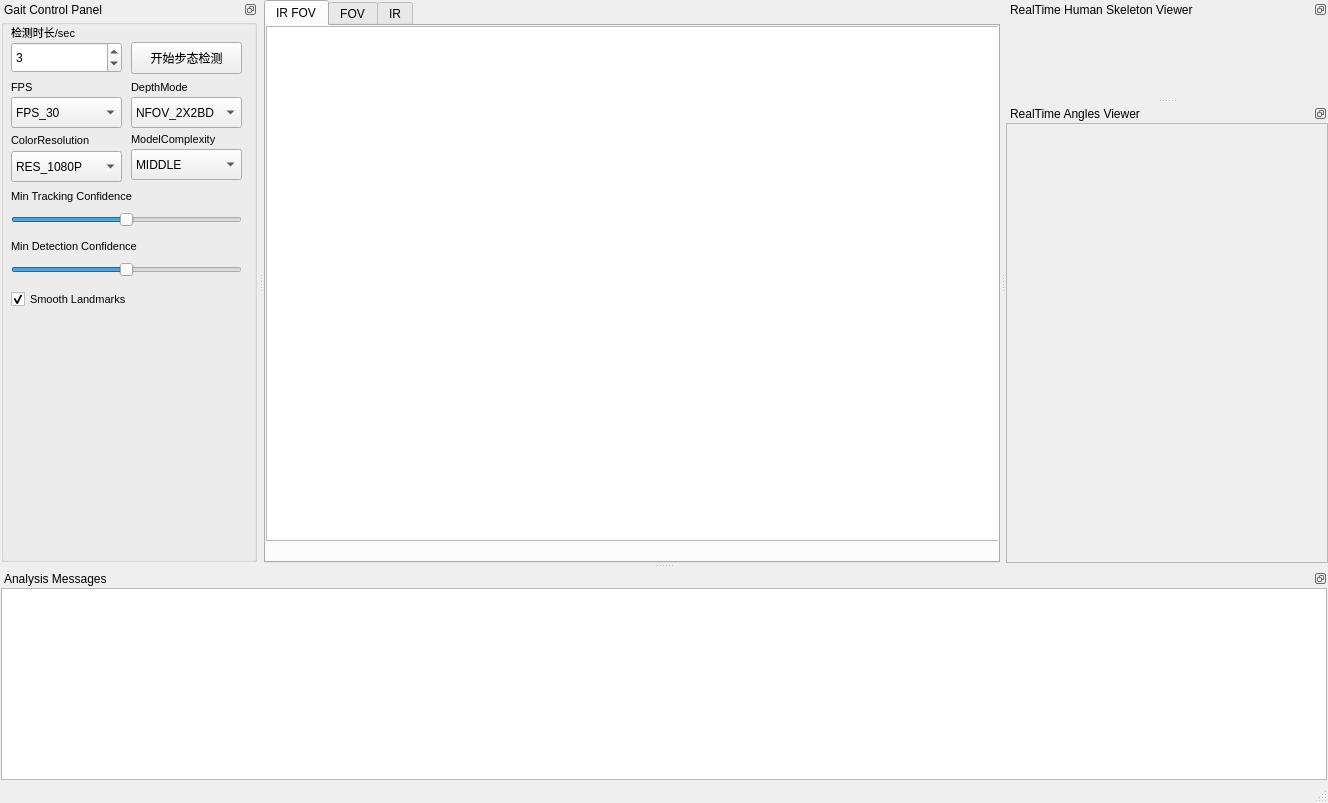
First picture: the form in MainWindow.ui, repository spianmo/GaitStudio, before the edit.
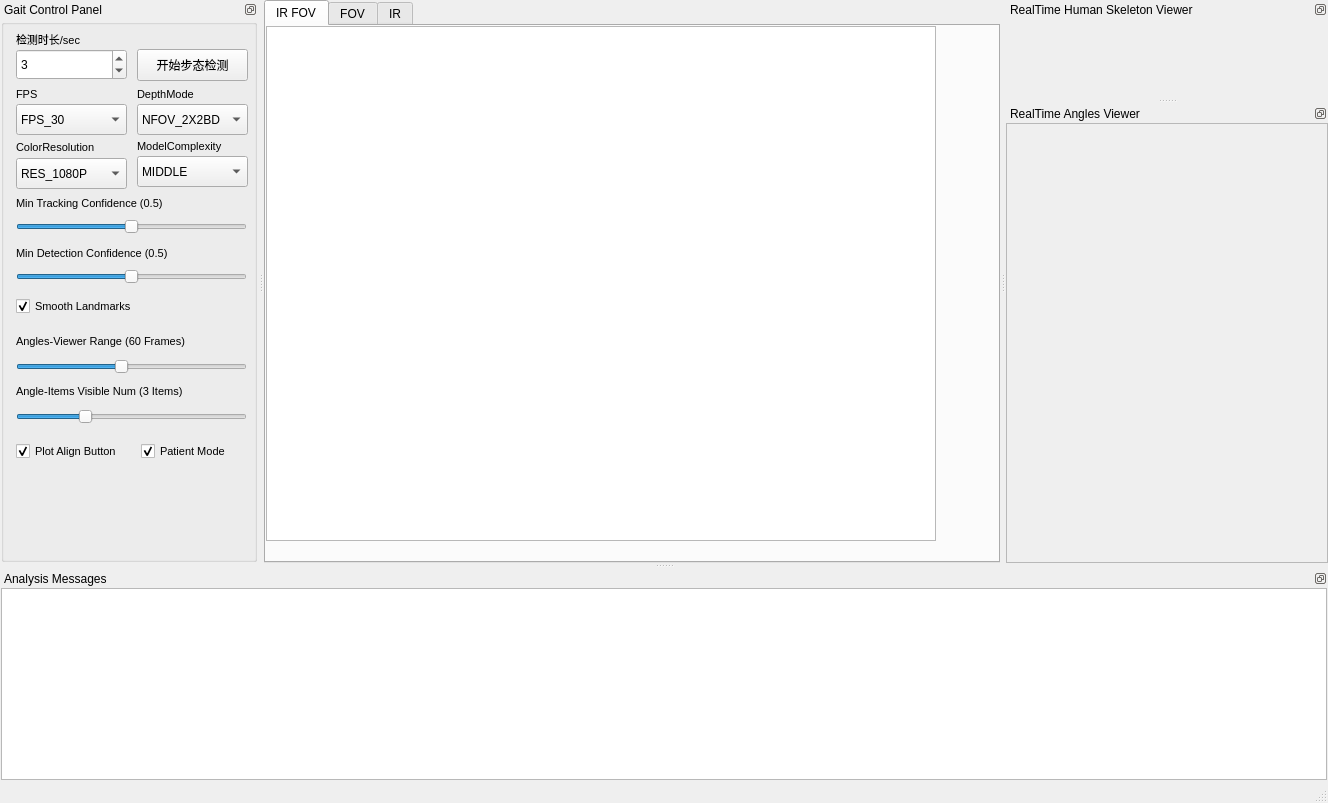
Second picture: the form after the edit. Custom widgets are drawn as their Qt base class.

Commit message: feat: 完成实时角度计算显示，优化布局

The edit to the form file:
```diff
--- a/MainWindow.ui
+++ b/MainWindow.ui
@@ -56,7 +56,7 @@
          <rect>
           <x>0</x>
           <y>0</y>
-          <width>740</width>
+          <width>670</width>
           <height>515</height>
          </rect>
         </property>
@@ -188,8 +188,8 @@
        <widget class="QPushButton" name="btnStart">
         <property name="geometry">
          <rect>
-          <x>130</x>
-          <y>23</y>
+          <x>136</x>
+          <y>30</y>
           <width>111</width>
           <height>32</height>
          </rect>
@@ -201,8 +201,8 @@
        <widget class="QSpinBox" name="sbTime">
         <property name="geometry">
          <rect>
-          <x>10</x>
-          <y>23</y>
+          <x>15</x>
+          <y>30</y>
           <width>111</width>
           <height>31</height>
          </rect>
@@ -214,8 +214,8 @@
        <widget class="QLabel" name="label">
         <property name="geometry">
          <rect>
-          <x>10</x>
-          <y>5</y>
+          <x>15</x>
+          <y>12</y>
           <width>81</width>
           <height>16</height>
          </rect>
@@ -233,8 +233,8 @@
        <widget class="QComboBox" name="cbFPS">
         <property name="geometry">
          <rect>
-          <x>10</x>
-          <y>78</y>
+          <x>15</x>
+          <y>85</y>
           <width>111</width>
           <height>31</height>
          </rect>
@@ -261,8 +261,8 @@
        <widget class="QLabel" name="label_2">
         <property name="geometry">
          <rect>
-          <x>10</x>
-          <y>60</y>
+          <x>15</x>
+          <y>67</y>
           <width>81</width>
           <height>16</height>
          </rect>
@@ -280,8 +280,8 @@
        <widget class="QLabel" name="label_3">
         <property name="geometry">
          <rect>
-          <x>130</x>
-          <y>60</y>
+          <x>136</x>
+          <y>67</y>
           <width>101</width>
           <height>16</height>
          </rect>
@@ -299,8 +299,8 @@
        <widget class="QComboBox" name="cbDepthMode">
         <property name="geometry">
          <rect>
-          <x>130</x>
-          <y>78</y>
+          <x>136</x>
+          <y>85</y>
           <width>111</width>
           <height>31</height>
          </rect>
@@ -329,8 +329,8 @@
        <widget class="QLabel" name="label_4">
         <property name="geometry">
          <rect>
-          <x>10</x>
-          <y>113</y>
+          <x>15</x>
+          <y>120</y>
           <width>101</width>
           <height>16</height>
          </rect>
@@ -346,10 +346,13 @@
         </property>
        </widget>
        <widget class="QComboBox" name="cbColorResolution">
+        <property name="enabled">
+         <bool>true</bool>
+        </property>
         <property name="geometry">
          <rect>
-          <x>10</x>
-          <y>132</y>
+          <x>15</x>
+          <y>139</y>
           <width>111</width>
           <height>31</height>
          </rect>
@@ -391,8 +394,8 @@
        <widget class="QLabel" name="label_5">
         <property name="geometry">
          <rect>
-          <x>130</x>
-          <y>112</y>
+          <x>136</x>
+          <y>119</y>
           <width>111</width>
           <height>16</height>
          </rect>
@@ -410,8 +413,8 @@
        <widget class="QComboBox" name="cbModelComplexity">
         <property name="geometry">
          <rect>
-          <x>130</x>
-          <y>130</y>
+          <x>136</x>
+          <y>137</y>
           <width>111</width>
           <height>31</height>
          </rect>
@@ -438,8 +441,8 @@
        <widget class="QSlider" name="hsMinDetectionConfidence">
         <property name="geometry">
          <rect>
-          <x>10</x>
-          <y>240</y>
+          <x>15</x>
+          <y>247</y>
           <width>231</width>
           <height>22</height>
          </rect>
@@ -463,9 +466,9 @@
        <widget class="QLabel" name="label_6">
         <property name="geometry">
          <rect>
-          <x>10</x>
-          <y>219</y>
-          <width>151</width>
+          <x>15</x>
+          <y>226</y>
+          <width>221</width>
           <height>16</height>
          </rect>
         </property>
@@ -476,15 +479,15 @@
          </font>
         </property>
         <property name="text">
-         <string>Min Detection Confidence</string>
+         <string>Min Detection Confidence (0.5)</string>
         </property>
        </widget>
        <widget class="QLabel" name="label_7">
         <property name="geometry">
          <rect>
-          <x>10</x>
-          <y>169</y>
-          <width>151</width>
+          <x>15</x>
+          <y>176</y>
+          <width>211</width>
           <height>16</height>
          </rect>
         </property>
@@ -495,14 +498,14 @@
          </font>
         </property>
         <property name="text">
-         <string>Min Tracking Confidence</string>
+         <string>Min Tracking Confidence (0.5)</string>
         </property>
        </widget>
        <widget class="QSlider" name="hsMinTrackingConfidence">
         <property name="geometry">
          <rect>
-          <x>10</x>
-          <y>190</y>
+          <x>15</x>
+          <y>197</y>
           <width>231</width>
           <height>22</height>
          </rect>
@@ -526,8 +529,8 @@
        <widget class="QCheckBox" name="cbSmoothLandmarks">
         <property name="geometry">
          <rect>
-          <x>10</x>
-          <y>270</y>
+          <x>15</x>
+          <y>277</y>
           <width>171</width>
           <height>21</height>
          </rect>
@@ -548,6 +551,150 @@
          <bool>false</bool>
         </property>
        </widget>
+       <widget class="QLabel" name="tvAnglesRangeFrames">
+        <property name="geometry">
+         <rect>
+          <x>15</x>
+          <y>314</y>
+          <width>201</width>
+          <height>16</height>
+         </rect>
+        </property>
+        <property name="font">
+         <font>
+          <family>Arial</family>
+          <pointsize>8</pointsize>
+         </font>
+        </property>
+        <property name="text">
+         <string>Angles-Viewer Range (60 Frames)</string>
+        </property>
+       </widget>
+       <widget class="QSlider" name="hsAnglesViewerRange">
+        <property name="geometry">
+         <rect>
+          <x>15</x>
+          <y>337</y>
+          <width>231</width>
+          <height>22</height>
+         </rect>
+        </property>
+        <property name="minimum">
+         <number>10</number>
+        </property>
+        <property name="maximum">
+         <number>120</number>
+        </property>
+        <property name="pageStep">
+         <number>1</number>
+        </property>
+        <property name="value">
+         <number>60</number>
+        </property>
+        <property name="sliderPosition">
+         <number>60</number>
+        </property>
+        <property name="orientation">
+         <enum>Qt::Horizontal</enum>
+        </property>
+       </widget>
+       <widget class="QLabel" name="tvAnglesItemVisibleNum">
+        <property name="geometry">
+         <rect>
+          <x>15</x>
+          <y>364</y>
+          <width>201</width>
+          <height>16</height>
+         </rect>
+        </property>
+        <property name="font">
+         <font>
+          <family>Arial</family>
+          <pointsize>8</pointsize>
+         </font>
+        </property>
+        <property name="text">
+         <string>Angle-Items Visible Num (3 Items)</string>
+        </property>
+       </widget>
+       <widget class="QSlider" name="hsAnglesViewerItems">
+        <property name="geometry">
+         <rect>
+          <x>15</x>
+          <y>387</y>
+          <width>231</width>
+          <height>22</height>
+         </rect>
+        </property>
+        <property name="minimum">
+         <number>10</number>
+        </property>
+        <property name="maximum">
+         <number>80</number>
+        </property>
+        <property name="pageStep">
+         <number>1</number>
+        </property>
+        <property name="value">
+         <number>30</number>
+        </property>
+        <property name="sliderPosition">
+         <number>30</number>
+        </property>
+        <property name="orientation">
+         <enum>Qt::Horizontal</enum>
+        </property>
+       </widget>
+       <widget class="QCheckBox" name="cbPatientBtn">
+        <property name="geometry">
+         <rect>
+          <x>140</x>
+          <y>422</y>
+          <width>91</width>
+          <height>21</height>
+         </rect>
+        </property>
+        <property name="font">
+         <font>
+          <family>Arial</family>
+          <pointsize>8</pointsize>
+         </font>
+        </property>
+        <property name="text">
+         <string>Patient Mode</string>
+        </property>
+        <property name="checked">
+         <bool>true</bool>
+        </property>
+        <property name="tristate">
+         <bool>false</bool>
+        </property>
+       </widget>
+       <widget class="QCheckBox" name="cbPlotAlignBtn">
+        <property name="geometry">
+         <rect>
+          <x>15</x>
+          <y>422</y>
+          <width>111</width>
+          <height>21</height>
+         </rect>
+        </property>
+        <property name="font">
+         <font>
+          <family>Arial</family>
+          <pointsize>8</pointsize>
+         </font>
+        </property>
+        <property name="text">
+         <string>Plot Align Button</string>
+        </property>
+        <property name="checked">
+         <bool>true</bool>
+        </property>
+        <property name="tristate">
+         <bool>false</bool>
+        </property>
+       </widget>
       </widget>
      </item>
     </layout>
```
Left out of the diff: 12 changed lines with no effect on the pictures. The commit also changes 6 other files.
